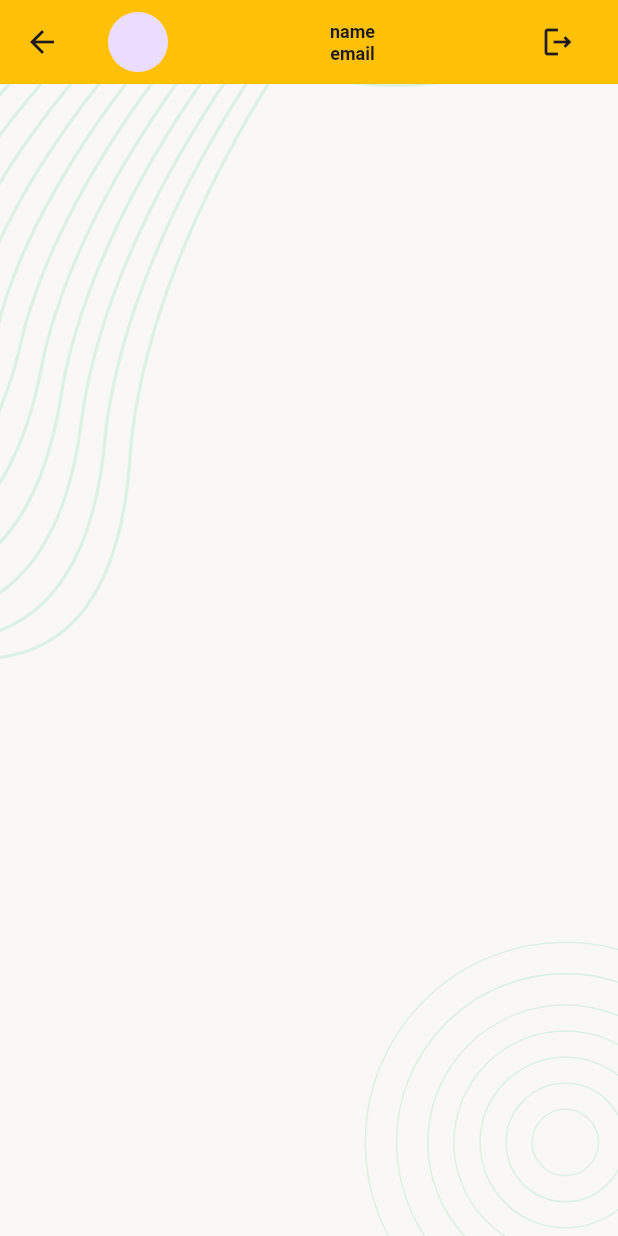
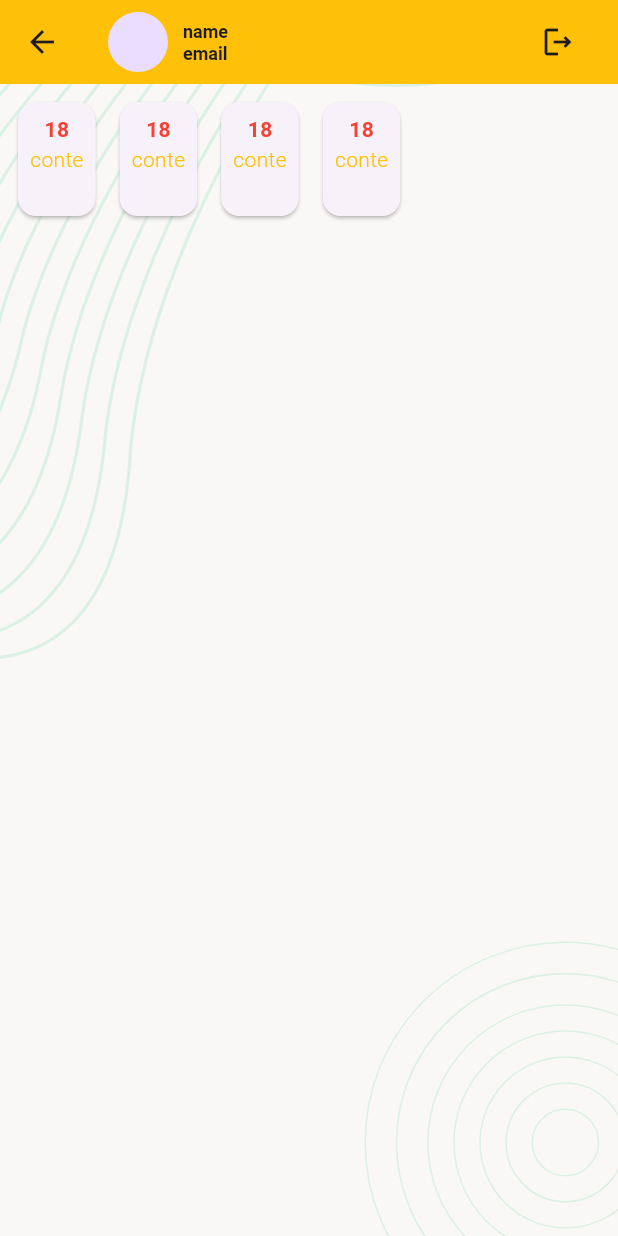
Before and after one commit to susandanne/Task_Manager_Project_in_Flutter, a Flutter app: the NewTask screen opened directly, on a phone screen of 412 x 824 dp. Run offline on Flutter 3.47's test engine with Material 3 defaults, Android fonts, the phone set to English and light mode, and no system bars; our stand-ins replace flutter_svg, pin_code_fields; missing offline and left inert: fvm.

Commit message:
card widget extraction and New Class CReated

```diff
--- a/lib/presentation/screens/newTask_screens.dart
+++ b/lib/presentation/screens/newTask_screens.dart
@@ -1,6 +1,8 @@
 import 'package:flutter/material.dart';
 import 'package:task_manager_project_in_flutter/presentation/widgets/backGroundWidget.dart';
 import 'package:task_manager_project_in_flutter/presentation/widgets/profileLogoAppBarWidget.dart';
+
+import '../widgets/taskCardCounter.dart';
 
 class NewTask extends StatefulWidget {
   const NewTask({super.key});
@@ -17,7 +19,21 @@ class _NewTaskState extends State<NewTask> {
       appBar:profileAppBar,
       body:backGroundWidget(
         child:Column(
-          children: [],
+          children: [
+            SizedBox(height: 100,
+              child: Padding(
+                padding: const EdgeInsets.all(8.0),
+                child: ListView.separated(itemCount: 4,
+                    scrollDirection: Axis.horizontal,
+                    itemBuilder:(context,index){
+                  return CardTask(amount: 18, title: 'conte',);
+                }, separatorBuilder: (_,__){
+                  return SizedBox(width: 8,);
+                }),
+              ),
+            )
+
+          ],
         ) ,
       ),
     );
--- a/lib/presentation/widgets/profileLogoAppBarWidget.dart
+++ b/lib/presentation/widgets/profileLogoAppBarWidget.dart
@@ -8,7 +8,7 @@ PreferredSizeWidget get profileAppBar{
     backgroundColor: AppColor.ThemeColor,
     title:Row(
       children: [CircleAvatar(),SizedBox(width: 10,),
-        Expanded(child: Column(children: [Text('name',style:TextStyle(fontSize:12 ) ,),SizedBox(width: 10,),Text('email',style:TextStyle(fontSize:12 ),)],)),
+        Expanded(child: Column(crossAxisAlignment: CrossAxisAlignment.start,children: [Text('name',style:TextStyle(fontSize:12 ) ,),SizedBox(width: 10,),Text('email',style:TextStyle(fontSize:12 ),)],)),
         IconButton(onPressed: (){}, icon:Icon(Icons.logout_outlined),)],
     ) ,
   );
--- /dev/null
+++ b/lib/presentation/widgets/taskCardCounter.dart
@@ -0,0 +1,22 @@
+import 'package:flutter/cupertino.dart';
+import 'package:flutter/material.dart';
+
+class CardTask extends StatelessWidget {
+  const CardTask({
+    super.key, required this.amount, required this.title,
+  });
+  final int amount;
+  final String title;
+
+  @override
+  Widget build(BuildContext context) {
+    return Card(
+      child: Padding(
+        padding: const EdgeInsets.all(8.0),
+        child: Column(
+          children: [Text('$amount',style: TextStyle(color: Colors.red,fontWeight: FontWeight.bold),),Text(title,style: TextStyle(color: Colors.amber,fontWeight: FontWeight.w300),)],
+        ),
+      ),
+    );
+  }
+}
```
